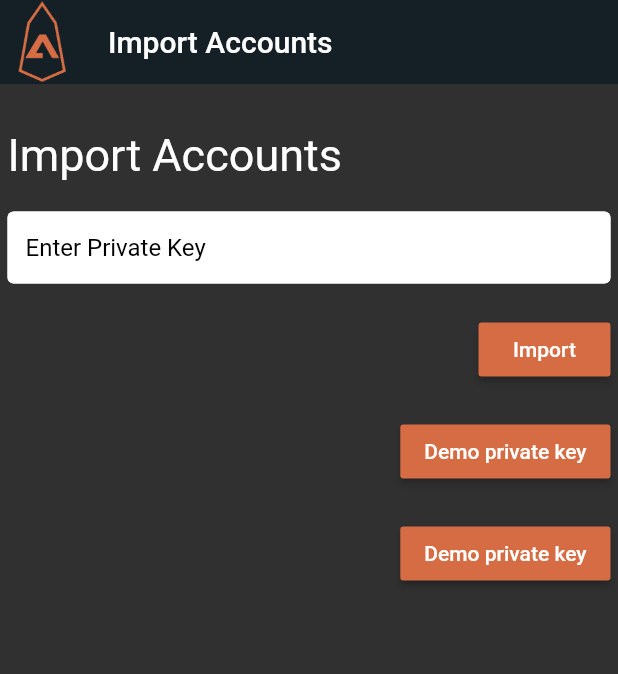
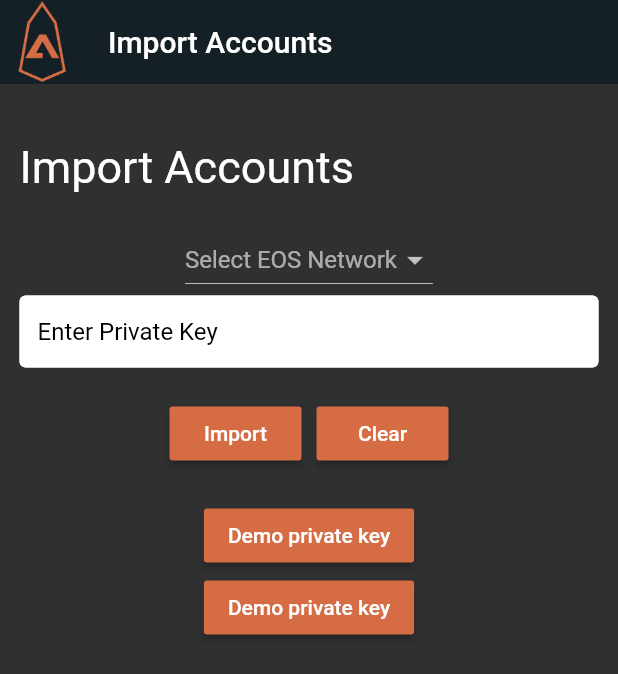
Before and after one commit to EOS-Nation/flutter-eosn, a Flutter app: the ImportEOSAccountPage screen opened directly, on a phone screen of 412 x 824 dp. Shown: the top 674 px of the screen. Run offline on Flutter 3.47's test engine with Material 2 defaults, Android fonts, the phone set to English and light mode, and no system bars; our stand-ins replace firebase_auth, flutter_secure_storage, flutter_spinkit, fluttertoast; missing offline and left inert: eosdart, eosdart_ecc; accounts and stored records are empty.

Commit message:
Add error handling for import account with pk

```diff
--- a/flutter_eosn_v0/lib/models/EOSNetwork.dart
+++ b/flutter_eosn_v0/lib/models/EOSNetwork.dart
@@ -4,9 +4,3 @@ class EOSNetwork {
   final String nodeVersion;
   EOSNetwork(this.name, this.nodeURL, this.nodeVersion);
 }
-
-final Map<String, EOSNetwork> eosNetworks = {
-  'jungle2': EOSNetwork('Jungle2', 'https://jungle2.cryptolions.io', 'v2'),
-  'jungle3': EOSNetwork('Jungle3', 'https://jungle2.cryptolions.io', 'v2'),
-  'mainnet': EOSNetwork('Mainet', 'https://jungle2.cryptolions.io', 'v2'),
-};
--- a/flutter_eosn_v0/lib/pages/ImportEOSAccount/ImportWithPrivateKeyForm.dart
+++ b/flutter_eosn_v0/lib/pages/ImportEOSAccount/ImportWithPrivateKeyForm.dart
@@ -1,7 +1,9 @@
+import 'package:eosdart_ecc/eosdart_ecc.dart';
 import 'package:flutter/material.dart';
 import 'package:fluttereosnv0/models/EOSNetwork.dart';
 import 'package:fluttereosnv0/models/walletAccount.dart';
 import 'package:fluttereosnv0/services/EOSService.dart';
+import 'package:fluttertoast/fluttertoast.dart';
 
 class ImportWithPrivateKeyForm extends StatefulWidget {
   final Function displayAccountSelect;
@@ -12,13 +14,13 @@ class ImportWithPrivateKeyForm extends StatefulWidget {
 }
 
 class _ImportWithPrivateKeyFormState extends State<ImportWithPrivateKeyForm> {
+  String eosNetworkName;
   String privateKey;
   TextEditingController textController;
   EOSService eosService;
   @override
   void initState() {
     super.initState();
-    eosService = EOSService(eosNetworks['jungle2']);
     privateKey = '';
 
     textController = TextEditingController();
@@ -33,9 +35,37 @@ class _ImportWithPrivateKeyFormState extends State<ImportWithPrivateKeyForm> {
     super.dispose();
   }
 
+  void setEOSService(EOSNetwork network) {
+    eosService = EOSService(EOSService.eosNetworks['jungle2']);
+  }
+
+  void showCenterShortErrorToast(String msg) {
+    Fluttertoast.showToast(
+        msg: msg ?? '',
+        toastLength: Toast.LENGTH_SHORT,
+        gravity: ToastGravity.BOTTOM,
+        timeInSecForIosWeb: 1,
+        backgroundColor: Colors.redAccent,
+        textColor: Colors.white,
+        fontSize: 16.0);
+  }
+
+  void showCenterShortWarningToast(String msg) {
+    Fluttertoast.showToast(
+        msg: msg ?? '',
+        toastLength: Toast.LENGTH_SHORT,
+        gravity: ToastGravity.BOTTOM,
+        timeInSecForIosWeb: 1,
+        backgroundColor: Colors.yellowAccent,
+        textColor: Colors.white,
+        fontSize: 16.0);
+  }
+
   @override
   Widget build(BuildContext context) {
     return SingleChildScrollView(
+      child: Padding(
+        padding: const EdgeInsets.all(8.0),
         child: Form(
           child: Column(
             children: <Widget>[
@@ -48,6 +78,28 @@ class _ImportWithPrivateKeyFormState extends State<ImportWithPrivateKeyForm> {
                 ),
               ),
               SizedBox(height: 20.0),
+              Wrap(
+                children: <Widget>[
+                  DropdownButton<String>(
+                    hint: Text('Select EOS Network'),
+                    value: eosNetworkName,
+                    items: EOSService.eosNetworks.keys.map((String value) {
+                      return DropdownMenuItem<String>(
+                        value: value,
+                        child: Text(
+                          value,
+                          style: TextStyle(color: Colors.white),
+                        ),
+                      );
+                    }).toList(),
+                    onChanged: (val) {
+                      setState(() {
+                        eosNetworkName = val;
+                      });
+                    },
+                  ),
+                ],
+              ),
               TextFormField(
                 controller: textController,
                 maxLines: null,
@@ -70,30 +122,52 @@ class _ImportWithPrivateKeyFormState extends State<ImportWithPrivateKeyForm> {
               SizedBox(
                 height: 20,
               ),
-            Align(
-              alignment: Alignment.centerRight,
-              child: RaisedButton(
+              Row(
+                mainAxisAlignment: MainAxisAlignment.center,
+                children: <Widget>[
+                  RaisedButton(
                     child: Text('Import'),
                     color: Theme.of(context).buttonColor,
                     onPressed: () async {
                       try {
-                    String x =
-                        '5JaYgZrSCk5aHPR1MPxTnmEdS3nwzV9u9yJ1eEAqabZS7ATrEVp';
+                        if (eosNetworkName.isEmpty) {
+                          showCenterShortWarningToast(
+                              'Please select a network');
+                        } else if (textController.text.isEmpty) {
+                          showCenterShortWarningToast(
+                              'Please enter a private key');
+                        } else {
+                          setEOSService(EOSService.eosNetworks[eosNetworkName]);
                           List<WalletAccount> accounts = await eosService
                               .getAccountsFromPrivateKey(textController.text);
                           widget.displayAccountSelect(accounts);
+                        }
+                      } on InvalidKey catch (e) {
+                        showCenterShortErrorToast('Invalid private key');
+                        print(e.toString());
                       } catch (e) {
+                        showCenterShortErrorToast(
+                            'Error importing accounts with this private key');
                         print(e.toString());
                       }
                     },
                   ),
+                  SizedBox(
+                    width: 10,
+                  ),
+                  RaisedButton(
+                    child: Text('Clear'),
+                    color: Theme.of(context).buttonColor,
+                    onPressed: () {
+                      textController.text = '';
+                    },
+                  ),
+                ],
               ),
               SizedBox(
                 height: 20,
               ),
-            Align(
-              alignment: Alignment.centerRight,
-              child: RaisedButton(
+              RaisedButton(
                 child: Text('Demo private key'),
                 color: Theme.of(context).buttonColor,
                 onPressed: () {
@@ -101,22 +175,16 @@ class _ImportWithPrivateKeyFormState extends State<ImportWithPrivateKeyForm> {
                       '5JaYgZrSCk5aHPR1MPxTnmEdS3nwzV9u9yJ1eEAqabZS7ATrEVp';
                 },
               ),
-            ),
-            SizedBox(
-              height: 20,
-            ),
-            Align(
-              alignment: Alignment.centerRight,
-              child: RaisedButton(
+              RaisedButton(
                 child: Text('Demo private key'),
                 color: Theme.of(context).buttonColor,
                 onPressed: () {
                   textController.text =
                       '5HzvYQBpkAXckTe7uovq68KCgB9CDJSQCYxCoqayYRdxDbcB5iD';
                 },
-              ),
               )
             ],
+          ),
         ),
       ),
     );
--- a/flutter_eosn_v0/lib/services/EOSService.dart
+++ b/flutter_eosn_v0/lib/services/EOSService.dart
@@ -4,10 +4,23 @@ import 'package:fluttereosnv0/models/EOSNetwork.dart';
 import 'package:fluttereosnv0/models/walletAccount.dart';
 
 class EOSService {
-  static EOSClient _client;
+  static final Map<String, EOSNetwork> eosNetworks = {
+    'jungle2': EOSNetwork('Jungle2', 'https://jungle2.cryptolions.io', 'v2'),
+    'jungle3': EOSNetwork('Jungle3', 'https://jungle2.cryptolions.io', 'v2'),
+    'mainnet': EOSNetwork('Mainet', 'https://jungle2.cryptolions.io', 'v2'),
+  };
+
+  EOSClient _client;
 
   EOSService(EOSNetwork network) {
     _client = EOSClient(
+      network.nodeURL,
+      network.nodeVersion,
+    );
+  }
+
+  void updateEOSClient(EOSNetwork network) {
+    EOSClient(
       network.nodeURL,
       network.nodeVersion,
     );
```
Also changed, not shown: flutter_eosn_v0/pubspec.yaml (+7 -3 lines), flutter_eosn_v0/pubspec.lock. Lines whose indentation alone changed are shown as unchanged.
